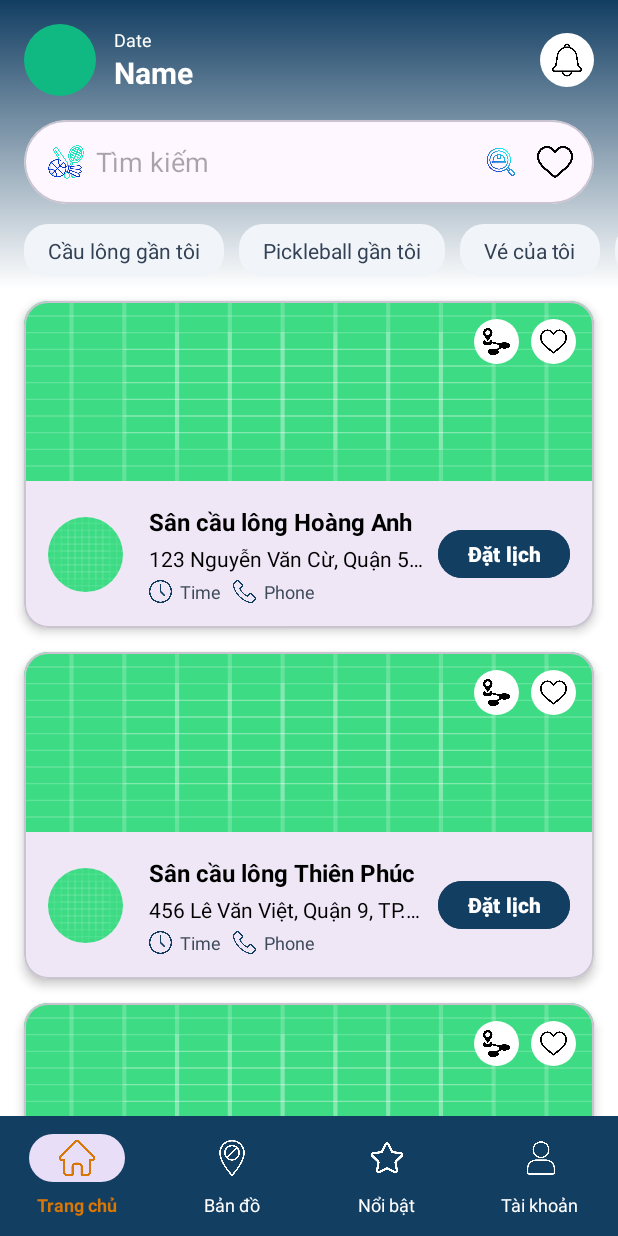
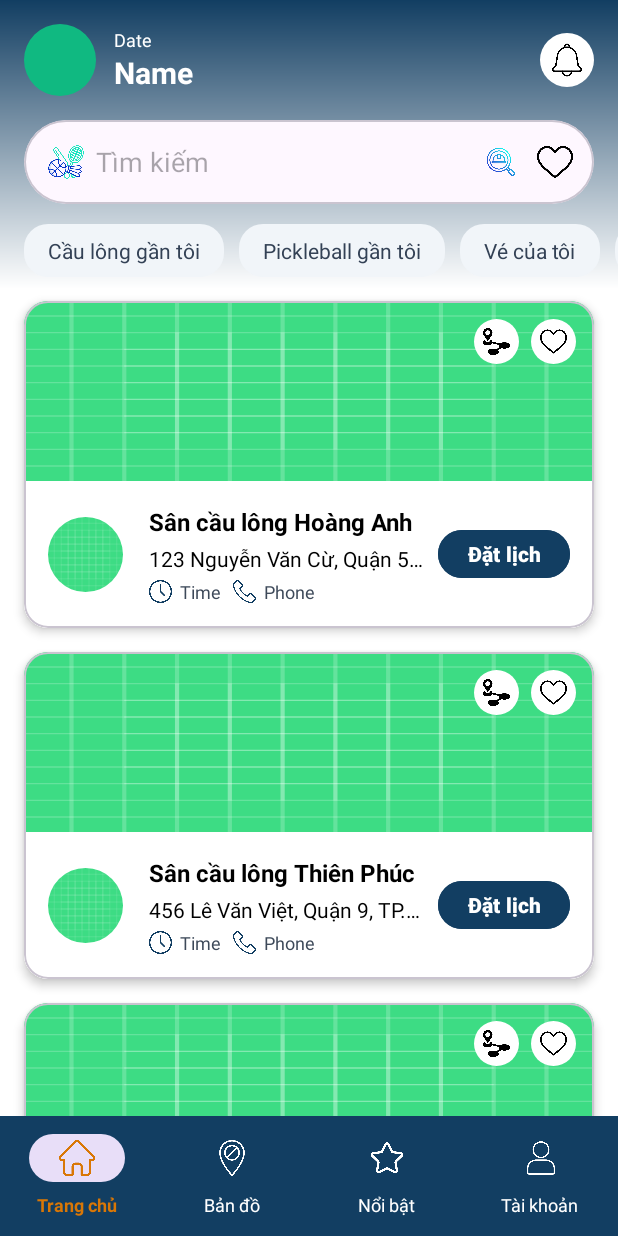
Before and after one commit to tien950/OOP_btl, an Android app built with Jetpack Compose: the screen it shows after launch (HomeActivity), on a phone screen of 412 x 824 dp. Run offline under Robolectric (Android 15) with nearby library versions, the phone set to English and light mode, and no system bars; 1 statement that could not run was skipped.

Commit message:
Set card background color to white in list_item.xml
Added card background color to the list item layout.

```diff
--- a/app/src/main/res/layout/list_item.xml
+++ b/app/src/main/res/layout/list_item.xml
@@ -10,12 +10,14 @@
     android:clickable="true"
     android:focusable="true"
     app:cardCornerRadius="16dp"
-    app:cardElevation="4dp">
+    app:cardElevation="4dp"
+    app:cardBackgroundColor="@android:color/white">
 
     <LinearLayout
         android:layout_width="match_parent"
         android:layout_height="wrap_content"
-        android:orientation="vertical">
+        android:orientation="vertical"
+        android:background="@android:color/white">
 
         <!-- PHẦN HÌNH ẢNH VÀ CÁC NÚT BÊN TRÊN -->
         <FrameLayout
```
